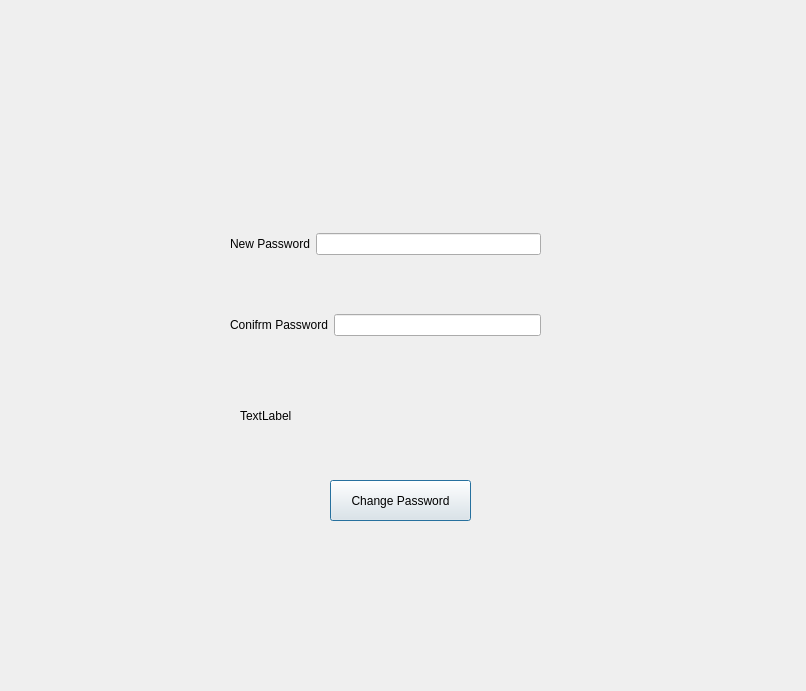
This is change_password.ui in bikraj2/MITRA_FINAL as Qt 5 draws it before an edit. The edited form follows.
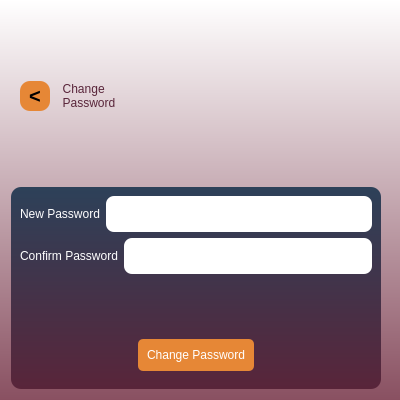
This is the edited form. Icons and pictures are not drawn.

```diff
--- a/change_password.ui
+++ b/change_password.ui
@@ -6,53 +6,127 @@
    <rect>
     <x>0</x>
     <y>0</y>
-    <width>806</width>
-    <height>691</height>
+    <width>400</width>
+    <height>400</height>
    </rect>
   </property>
+  <property name="minimumSize">
+   <size>
+    <width>400</width>
+    <height>400</height>
+   </size>
+  </property>
+  <property name="maximumSize">
+   <size>
+    <width>400</width>
+    <height>400</height>
+   </size>
+  </property>
   <property name="windowTitle">
    <string>Dialog</string>
   </property>
-  <widget class="QPushButton" name="pushButton">
-   <property name="geometry">
-    <rect>
-     <x>330</x>
-     <y>480</y>
-     <width>141</width>
-     <height>41</height>
-    </rect>
-   </property>
+  <property name="styleSheet">
+   <string notr="true">background-color: qlineargradient(spread:pad, x1:1, y1:1, x2:1, y2:0, stop:0 #895061, stop:1 white);;border-radius: 300px;
+</string>
+  </property>
+  <layout class="QVBoxLayout" name="verticalLayout_3">
+   <item>
+    <widget class="QFrame" name="frame_2">
+     <property name="styleSheet">
+      <string notr="true">border:0; background:0;</string>
+     </property>
+     <property name="frameShape">
+      <enum>QFrame::StyledPanel</enum>
+     </property>
+     <property name="frameShadow">
+      <enum>QFrame::Raised</enum>
+     </property>
+     <layout class="QHBoxLayout" name="horizontalLayout_3">
+      <item>
+       <widget class="QPushButton" name="pushButton_2">
+        <property name="minimumSize">
+         <size>
+          <width>30</width>
+          <height>30</height>
+         </size>
+        </property>
+        <property name="maximumSize">
+         <size>
+          <width>30</width>
+          <height>30</height>
+         </size>
+        </property>
+        <property name="styleSheet">
+         <string notr="true">background-color:#e68736; border:0; border-radius:10; padding:5;font:bold 20px</string>
+        </property>
    <property name="text">
-    <string>Change Password</string>
-   </property>
-  </widget>
-  <widget class="QLabel" name="mesage">
-   <property name="geometry">
-    <rect>
-     <x>240</x>
-     <y>400</y>
-     <width>311</width>
-     <height>31</height>
-    </rect>
+         <string>&lt;</string>
+        </property>
+       </widget>
+      </item>
+      <item>
+       <widget class="QLabel" name="label_3">
+        <property name="styleSheet">
+         <string notr="true">color:#59253A; font: bold 25px &quot;Sherif&quot;; padding:0; margin:0; </string>
    </property>
    <property name="text">
-    <string>TextLabel</string>
-   </property>
-  </widget>
-  <widget class="QWidget" name="layoutWidget">
-   <property name="geometry">
-    <rect>
-     <x>230</x>
-     <y>180</y>
-     <width>311</width>
-     <height>211</height>
-    </rect>
-   </property>
+         <string>  Change
+  Password</string>
+        </property>
+       </widget>
+      </item>
+      <item>
+       <widget class="QLabel" name="label_4">
+        <property name="styleSheet">
+         <string notr="true"> font: bold 100px &quot;Sherif&quot;; color:#2F455C;
+image:url(:/icon/icon/logo.png);
+background:none;</string>
+        </property>
+        <property name="text">
+         <string/>
+        </property>
+       </widget>
+      </item>
+     </layout>
+    </widget>
+   </item>
+   <item>
+    <widget class="QFrame" name="frame">
+     <property name="minimumSize">
+      <size>
+       <width>370</width>
+       <height>202</height>
+      </size>
+     </property>
+     <property name="maximumSize">
+      <size>
+       <width>370</width>
+       <height>202</height>
+      </size>
+     </property>
+     <property name="styleSheet">
+      <string notr="true">border-radius:10px ;
+margin-top: 1ex;
+font: 16pt bold &quot;Sherif&quot;;
+background-color: qlineargradient(spread:pad, x1:1, y1:1, x2:1, y2:0, stop:0 #59253A, stop:1 #2D4159);
+color:rgb(255, 255, 255);</string>
+     </property>
+     <property name="frameShape">
+      <enum>QFrame::StyledPanel</enum>
+     </property>
+     <property name="frameShadow">
+      <enum>QFrame::Raised</enum>
+     </property>
+     <layout class="QVBoxLayout" name="verticalLayout_2">
+      <item>
    <layout class="QVBoxLayout" name="verticalLayout">
     <item>
      <layout class="QHBoxLayout" name="horizontalLayout">
       <item>
        <widget class="QLabel" name="label">
+            <property name="styleSheet">
+             <string notr="true">background:0; color: white;;n</string>
+            </property>
         <property name="text">
          <string>New Password</string>
         </property>
@@ -63,6 +137,22 @@
       </item>
       <item>
        <widget class="QLineEdit" name="new_p">
+            <property name="minimumSize">
+             <size>
+              <width>0</width>
+              <height>36</height>
+             </size>
+            </property>
+            <property name="maximumSize">
+             <size>
+              <width>16777215</width>
+              <height>36</height>
+             </size>
+            </property>
+            <property name="styleSheet">
+             <string notr="true">background-color:white; color:#2f455c; border-radius:8px;
+font: bold &quot;Sherif&quot;; padding:4;</string>
+            </property>
         <property name="text">
          <string/>
         </property>
@@ -77,8 +167,11 @@
      <layout class="QHBoxLayout" name="horizontalLayout_2">
       <item>
        <widget class="QLabel" name="label_2">
+            <property name="styleSheet">
+             <string notr="true">background:0; color: white;;n</string>
+            </property>
         <property name="text">
-         <string>Conifrm Password</string>
+             <string>Confirm Password</string>
         </property>
         <property name="buddy">
          <cstring>new_p</cstring>
@@ -87,6 +180,22 @@
       </item>
       <item>
        <widget class="QLineEdit" name="confirm_p">
+            <property name="minimumSize">
+             <size>
+              <width>0</width>
+              <height>36</height>
+             </size>
+            </property>
+            <property name="maximumSize">
+             <size>
+              <width>16777215</width>
+              <height>36</height>
+             </size>
+            </property>
+            <property name="styleSheet">
+             <string notr="true">background-color:white; color:#2f455c; border-radius:8px;
+font: bold &quot;Sherif&quot;; padding:4;</string>
+            </property>
         <property name="text">
          <string/>
         </property>
@@ -98,7 +207,76 @@
      </layout>
     </item>
    </layout>
-  </widget>
+      </item>
+      <item>
+       <widget class="QLabel" name="mesage">
+        <property name="styleSheet">
+         <string notr="true">background:0;color:white;font:bold;</string>
+        </property>
+        <property name="text">
+         <string/>
+        </property>
+       </widget>
+      </item>
+      <item>
+       <widget class="QFrame" name="frame_3">
+        <property name="styleSheet">
+         <string notr="true">background:0;padding:0;margin:0;</string>
+        </property>
+        <property name="frameShape">
+         <enum>QFrame::StyledPanel</enum>
+        </property>
+        <property name="frameShadow">
+         <enum>QFrame::Raised</enum>
+        </property>
+        <layout class="QHBoxLayout" name="horizontalLayout_4">
+         <item>
+          <spacer name="horizontalSpacer">
+           <property name="orientation">
+            <enum>Qt::Horizontal</enum>
+           </property>
+           <property name="sizeHint" stdset="0">
+            <size>
+             <width>40</width>
+             <height>20</height>
+            </size>
+           </property>
+          </spacer>
+         </item>
+         <item>
+          <widget class="QPushButton" name="pushButton">
+           <property name="styleSheet">
+            <string notr="true">border-radius:5px;
+font: bold  &quot;Sherif&quot;;
+background-color:#e68736;
+color:rgb(255, 255, 255);
+padding:9;</string>
+           </property>
+           <property name="text">
+            <string>Change Password</string>
+           </property>
+          </widget>
+         </item>
+         <item>
+          <spacer name="horizontalSpacer_2">
+           <property name="orientation">
+            <enum>Qt::Horizontal</enum>
+           </property>
+           <property name="sizeHint" stdset="0">
+            <size>
+             <width>40</width>
+             <height>20</height>
+            </size>
+           </property>
+          </spacer>
+         </item>
+        </layout>
+       </widget>
+      </item>
+     </layout>
+    </widget>
+   </item>
+  </layout>
  </widget>
  <resources/>
  <connections/>
```
Lines whose indentation alone changed are shown as unchanged.
